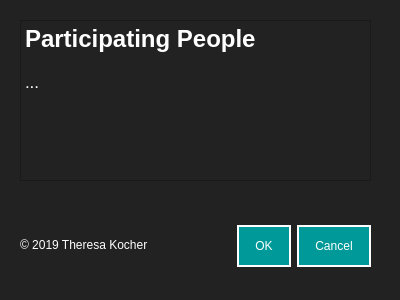
The window that design/dialog_participatingPeople.ui (resa89/pridentifier) describes before a commit, drawn with Qt 5.
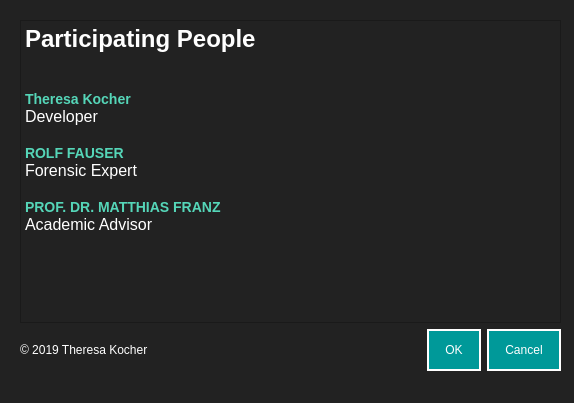
The same window after the commit.

Commit message: devel: Edit all dialogs for correct descriptions

```diff
--- a/design/dialog_participatingPeople.ui
+++ b/design/dialog_participatingPeople.ui
@@ -6,8 +6,8 @@
    <rect>
     <x>0</x>
     <y>0</y>
-    <width>400</width>
-    <height>300</height>
+    <width>574</width>
+    <height>403</height>
    </rect>
   </property>
   <property name="windowTitle">
@@ -17,17 +17,72 @@
    <string notr="true">background-color: #222222;
 </string>
   </property>
-  <widget class="QDialogButtonBox" name="buttonBox">
+  <widget class="QWidget" name="verticalLayoutWidget">
    <property name="geometry">
     <rect>
-     <x>30</x>
-     <y>221</y>
-     <width>341</width>
-     <height>51</height>
+     <x>20</x>
+     <y>20</y>
+     <width>541</width>
+     <height>351</height>
     </rect>
    </property>
-   <property name="styleSheet">
-    <string notr="true">QPushButton {
+   <layout class="QVBoxLayout" name="verticalLayout">
+    <item>
+     <layout class="QHBoxLayout" name="horizontalLayout">
+      <item>
+       <layout class="QHBoxLayout" name="horizontalLayout_2"/>
+      </item>
+     </layout>
+    </item>
+    <item>
+     <layout class="QHBoxLayout" name="horizontalLayout_4">
+      <item>
+       <widget class="QTextBrowser" name="textBrowser">
+        <property name="styleSheet">
+         <string notr="true">color: #fff;
+font: 12pt &quot;Helvetica&quot;;
+</string>
+        </property>
+        <property name="html">
+         <string>&lt;!DOCTYPE HTML PUBLIC &quot;-//W3C//DTD HTML 4.0//EN&quot; &quot;http://www.w3.org/TR/REC-html40/strict.dtd&quot;&gt;
+&lt;html&gt;&lt;head&gt;&lt;meta name=&quot;qrichtext&quot; content=&quot;1&quot; /&gt;&lt;style type=&quot;text/css&quot;&gt;
+p, li { white-space: pre-wrap; }
+&lt;/style&gt;&lt;/head&gt;&lt;body style=&quot; font-family:'Helvetica'; font-size:12pt; font-weight:400; font-style:normal;&quot;&gt;
+&lt;p style=&quot; margin-top:0px; margin-bottom:0px; margin-left:0px; margin-right:0px; -qt-block-indent:0; text-indent:0px;&quot;&gt;&lt;span style=&quot; font-size:18pt; font-weight:600;&quot;&gt;Participating People&lt;/span&gt;&lt;/p&gt;
+&lt;p style=&quot;-qt-paragraph-type:empty; margin-top:0px; margin-bottom:0px; margin-left:0px; margin-right:0px; -qt-block-indent:0; text-indent:0px;&quot;&gt;&lt;br /&gt;&lt;/p&gt;
+&lt;p style=&quot;-qt-paragraph-type:empty; margin-top:0px; margin-bottom:0px; margin-left:0px; margin-right:0px; -qt-block-indent:0; text-indent:0px;&quot;&gt;&lt;br /&gt;&lt;/p&gt;
+&lt;p style=&quot; margin-top:0px; margin-bottom:0px; margin-left:0px; margin-right:0px; -qt-block-indent:0; text-indent:0px;&quot;&gt;&lt;span style=&quot; font-family:'Dosis,sans-serif'; font-size:large; font-weight:696; color:#55d6b8; text-transform:uppercase;&quot;&gt;Theresa Kocher&lt;/span&gt;&lt;/p&gt;
+&lt;p style=&quot; margin-top:0px; margin-bottom:0px; margin-left:0px; margin-right:0px; -qt-block-indent:0; text-indent:0px;&quot;&gt;Developer &lt;/p&gt;
+&lt;p style=&quot;-qt-paragraph-type:empty; margin-top:0px; margin-bottom:0px; margin-left:0px; margin-right:0px; -qt-block-indent:0; text-indent:0px;&quot;&gt;&lt;br /&gt;&lt;/p&gt;
+&lt;p style=&quot; margin-top:0px; margin-bottom:0px; margin-left:0px; margin-right:0px; -qt-block-indent:0; text-indent:0px;&quot;&gt;&lt;span style=&quot; font-family:'Dosis,sans-serif'; font-size:large; font-weight:696; color:#55d6b8; text-transform:uppercase;&quot;&gt;ROLF FAUSER&lt;/span&gt;&lt;/p&gt;
+&lt;p style=&quot; margin-top:0px; margin-bottom:0px; margin-left:0px; margin-right:0px; -qt-block-indent:0; text-indent:0px;&quot;&gt;Forensic Expert &lt;/p&gt;
+&lt;p style=&quot;-qt-paragraph-type:empty; margin-top:0px; margin-bottom:0px; margin-left:0px; margin-right:0px; -qt-block-indent:0; text-indent:0px;&quot;&gt;&lt;br /&gt;&lt;/p&gt;
+&lt;p style=&quot; margin-top:0px; margin-bottom:0px; margin-left:0px; margin-right:0px; -qt-block-indent:0; text-indent:0px;&quot;&gt;&lt;span style=&quot; font-family:'Dosis,sans-serif'; font-size:large; font-weight:696; color:#55d6b8; text-transform:uppercase;&quot;&gt;PROF. DR. MATTHIAS FRANZ&lt;/span&gt;&lt;/p&gt;
+&lt;p style=&quot; margin-top:0px; margin-bottom:0px; margin-left:0px; margin-right:0px; -qt-block-indent:0; text-indent:0px;&quot;&gt;Academic Advisor&lt;/p&gt;
+&lt;p style=&quot;-qt-paragraph-type:empty; margin-top:0px; margin-bottom:0px; margin-left:0px; margin-right:0px; -qt-block-indent:0; text-indent:0px;&quot;&gt;&lt;br /&gt;&lt;/p&gt;&lt;/body&gt;&lt;/html&gt;</string>
+        </property>
+       </widget>
+      </item>
+     </layout>
+    </item>
+    <item>
+     <layout class="QHBoxLayout" name="horizontalLayout_3">
+      <item>
+       <widget class="QLabel" name="label">
+        <property name="styleSheet">
+         <string notr="true">color: #fff;
+font: 12pt &quot;Helvetica&quot;;
+</string>
+        </property>
+        <property name="text">
+         <string>© 2019 Theresa Kocher</string>
+        </property>
+       </widget>
+      </item>
+      <item>
+       <widget class="QDialogButtonBox" name="buttonBox">
+        <property name="styleSheet">
+         <string notr="true">QPushButton {
 background-color: #009999;
 padding: 12px 16px;
 border: 2px solid #fff;
@@ -37,55 +92,18 @@
 QPushButton:hover {
 	background-color: #75bdc3;
 }</string>
-   </property>
-   <property name="orientation">
-    <enum>Qt::Horizontal</enum>
-   </property>
-   <property name="standardButtons">
-    <set>QDialogButtonBox::Cancel|QDialogButtonBox::Ok</set>
-   </property>
-  </widget>
-  <widget class="QLabel" name="label">
-   <property name="geometry">
-    <rect>
-     <x>20</x>
-     <y>220</y>
-     <width>131</width>
-     <height>50</height>
-    </rect>
-   </property>
-   <property name="styleSheet">
-    <string notr="true">color: #fff;
-font: 12pt &quot;Helvetica&quot;;
-</string>
-   </property>
-   <property name="text">
-    <string>© 2019 Theresa Kocher</string>
-   </property>
-  </widget>
-  <widget class="QTextBrowser" name="textBrowser">
-   <property name="geometry">
-    <rect>
-     <x>20</x>
-     <y>20</y>
-     <width>351</width>
-     <height>161</height>
-    </rect>
-   </property>
-   <property name="styleSheet">
-    <string notr="true">color: #fff;
-font: 12pt &quot;Helvetica&quot;;
-</string>
-   </property>
-   <property name="html">
-    <string>&lt;!DOCTYPE HTML PUBLIC &quot;-//W3C//DTD HTML 4.0//EN&quot; &quot;http://www.w3.org/TR/REC-html40/strict.dtd&quot;&gt;
-&lt;html&gt;&lt;head&gt;&lt;meta name=&quot;qrichtext&quot; content=&quot;1&quot; /&gt;&lt;style type=&quot;text/css&quot;&gt;
-p, li { white-space: pre-wrap; }
-&lt;/style&gt;&lt;/head&gt;&lt;body style=&quot; font-family:'Helvetica'; font-size:12pt; font-weight:400; font-style:normal;&quot;&gt;
-&lt;p style=&quot; margin-top:0px; margin-bottom:0px; margin-left:0px; margin-right:0px; -qt-block-indent:0; text-indent:0px;&quot;&gt;&lt;span style=&quot; font-size:18pt; font-weight:600;&quot;&gt;Participating People&lt;/span&gt;&lt;/p&gt;
-&lt;p style=&quot;-qt-paragraph-type:empty; margin-top:0px; margin-bottom:0px; margin-left:0px; margin-right:0px; -qt-block-indent:0; text-indent:0px;&quot;&gt;&lt;br /&gt;&lt;/p&gt;
-&lt;p style=&quot; margin-top:0px; margin-bottom:0px; margin-left:0px; margin-right:0px; -qt-block-indent:0; text-indent:0px;&quot;&gt;&lt;span style=&quot; font-family:'.SF NS Text'; font-size:13pt;&quot;&gt;...&lt;/span&gt;&lt;/p&gt;&lt;/body&gt;&lt;/html&gt;</string>
-   </property>
+        </property>
+        <property name="orientation">
+         <enum>Qt::Horizontal</enum>
+        </property>
+        <property name="standardButtons">
+         <set>QDialogButtonBox::Cancel|QDialogButtonBox::Ok</set>
+        </property>
+       </widget>
+      </item>
+     </layout>
+    </item>
+   </layout>
   </widget>
  </widget>
  <resources/>
```
Left out of the diff: 22 changed lines with no effect on the pictures. The commit also changes 17 other files.
